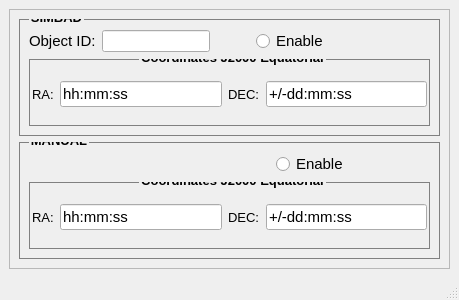
The window that ui_files/target_manually.ui (greggrivas/Software) describes before a commit, drawn with Qt 5.
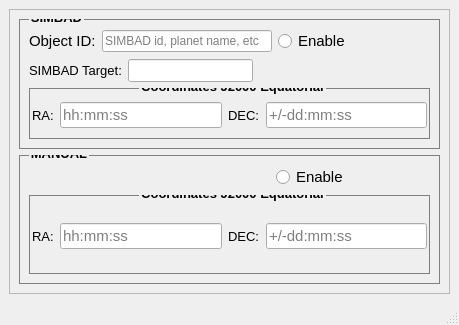
The same window after the commit.

```diff
--- a/ui_files/target_manually.ui
+++ b/ui_files/target_manually.ui
@@ -7,7 +7,7 @@
     <x>0</x>
     <y>0</y>
     <width>459</width>
-    <height>300</height>
+    <height>325</height>
    </rect>
   </property>
   <property name="minimumSize">
@@ -19,7 +19,7 @@
   <property name="maximumSize">
    <size>
     <width>459</width>
-    <height>300</height>
+    <height>325</height>
    </size>
   </property>
   <property name="windowTitle">
@@ -63,53 +63,7 @@
           <string>SIMBAD</string>
          </property>
          <layout class="QGridLayout" name="gridLayout">
-          <item row="1" column="0">
-           <layout class="QHBoxLayout" name="horizontalLayout">
-            <item>
-             <widget class="QLabel" name="label">
-              <property name="font">
-               <font>
-                <family>Arial</family>
-                <pointsize>11</pointsize>
-               </font>
-              </property>
-              <property name="text">
-               <string>Object ID:</string>
-              </property>
-             </widget>
-            </item>
-            <item>
-             <widget class="QLineEdit" name="simbad_obj_name"/>
-            </item>
-            <item>
-             <spacer name="horizontalSpacer_2">
-              <property name="orientation">
-               <enum>Qt::Horizontal</enum>
-              </property>
-              <property name="sizeHint" stdset="0">
-               <size>
-                <width>40</width>
-                <height>20</height>
-               </size>
-              </property>
-             </spacer>
-            </item>
-            <item>
-             <widget class="QRadioButton" name="simbad_enable">
-              <property name="font">
-               <font>
-                <family>Arial</family>
-                <pointsize>11</pointsize>
-               </font>
-              </property>
-              <property name="text">
-               <string>Enable</string>
-              </property>
-             </widget>
-            </item>
-           </layout>
-          </item>
-          <item row="2" column="0" colspan="2">
+          <item row="3" column="0" colspan="2">
            <widget class="QGroupBox" name="J2000">
             <property name="minimumSize">
              <size>
@@ -183,7 +137,7 @@
                   </font>
                  </property>
                  <property name="text">
-                  <string>hh:mm:ss</string>
+                  <string/>
                  </property>
                  <property name="placeholderText">
                   <string>hh:mm:ss</string>
@@ -212,7 +166,7 @@
                   </font>
                  </property>
                  <property name="text">
-                  <string>+/-dd:mm:ss</string>
+                  <string/>
                  </property>
                  <property name="placeholderText">
                   <string>+/-dd:mm:ss</string>
@@ -224,6 +178,89 @@
             </layout>
            </widget>
           </item>
+          <item row="1" column="0">
+           <layout class="QHBoxLayout" name="horizontalLayout">
+            <item>
+             <widget class="QLabel" name="label">
+              <property name="font">
+               <font>
+                <family>Arial</family>
+                <pointsize>11</pointsize>
+               </font>
+              </property>
+              <property name="text">
+               <string>Object ID:</string>
+              </property>
+             </widget>
+            </item>
+            <item>
+             <widget class="QLineEdit" name="simbad_obj_name">
+              <property name="minimumSize">
+               <size>
+                <width>170</width>
+                <height>0</height>
+               </size>
+              </property>
+              <property name="placeholderText">
+               <string>SIMBAD id, planet name, etc</string>
+              </property>
+             </widget>
+            </item>
+            <item>
+             <widget class="QRadioButton" name="simbad_enable">
+              <property name="font">
+               <font>
+                <family>Arial</family>
+                <pointsize>11</pointsize>
+               </font>
+              </property>
+              <property name="text">
+               <string>Enable</string>
+              </property>
+             </widget>
+            </item>
+           </layout>
+          </item>
+          <item row="2" column="0">
+           <layout class="QHBoxLayout" name="horizontalLayout_5">
+            <item>
+             <widget class="QLabel" name="label_4">
+              <property name="font">
+               <font>
+                <family>Arial</family>
+                <pointsize>10</pointsize>
+               </font>
+              </property>
+              <property name="text">
+               <string>SIMBAD Target:</string>
+              </property>
+             </widget>
+            </item>
+            <item>
+             <widget class="QLineEdit" name="lineEdit">
+              <property name="font">
+               <font>
+                <family>Arial</family>
+                <pointsize>10</pointsize>
+               </font>
+              </property>
+             </widget>
+            </item>
+            <item>
+             <spacer name="horizontalSpacer_7">
+              <property name="orientation">
+               <enum>Qt::Horizontal</enum>
+              </property>
+              <property name="sizeHint" stdset="0">
+               <size>
+                <width>40</width>
+                <height>20</height>
+               </size>
+              </property>
+             </spacer>
+            </item>
+           </layout>
+          </item>
           <item row="1" column="1">
            <spacer name="horizontalSpacer">
             <property name="orientation">
@@ -267,6 +304,9 @@
           <string>MANUAL</string>
          </property>
          <layout class="QGridLayout" name="gridLayout_4">
+          <property name="verticalSpacing">
+           <number>6</number>
+          </property>
           <item row="0" column="0">
            <layout class="QHBoxLayout" name="horizontalLayout_3">
             <item>
@@ -422,7 +462,7 @@
                   </font>
                  </property>
                  <property name="text">
-                  <string>hh:mm:ss</string>
+                  <string/>
                  </property>
                  <property name="placeholderText">
                   <string>hh:mm:ss</string>
@@ -451,7 +491,7 @@
                   </font>
                  </property>
                  <property name="text">
-                  <string>+/-dd:mm:ss</string>
+                  <string/>
                  </property>
                  <property name="placeholderText">
                   <string>+/-dd:mm:ss</string>
```
